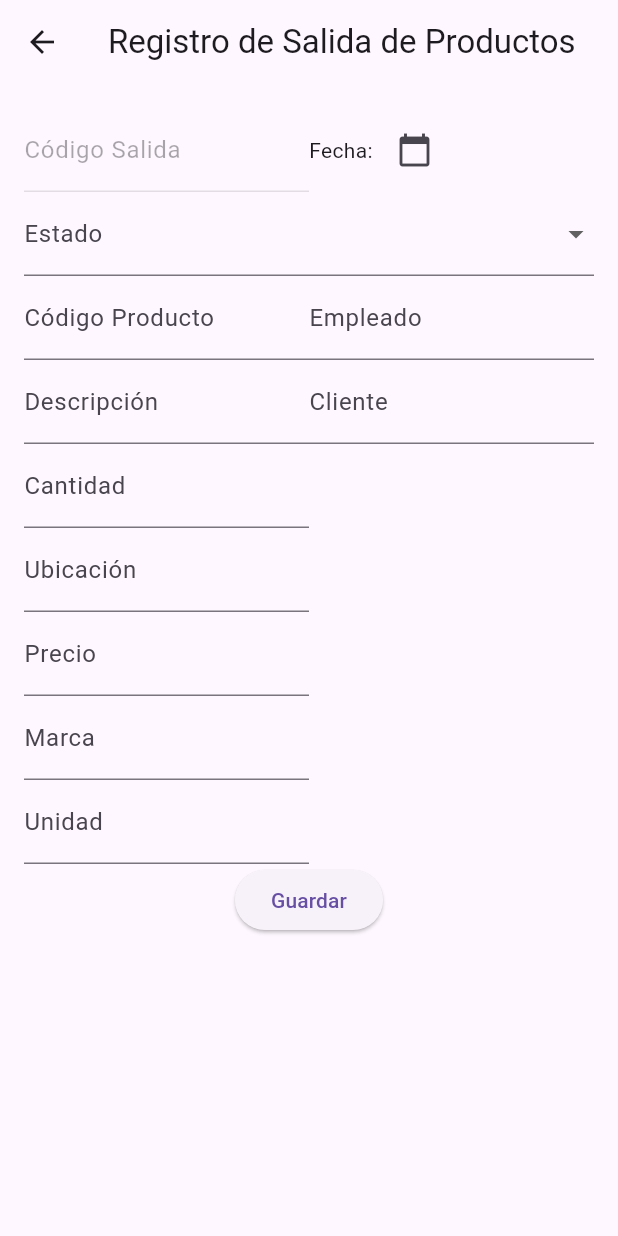
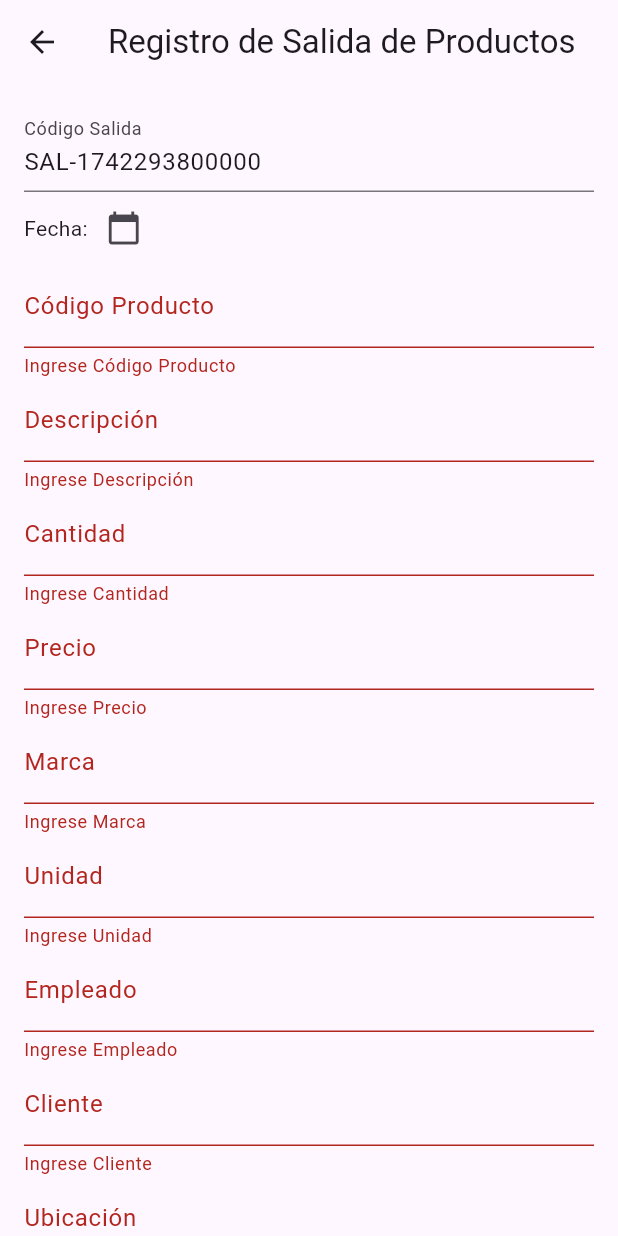
Before and after one commit to Annderx/App, a Flutter app: the RegistroSalida screen opened directly, after a tap on "Guardar", on a phone screen of 412 x 824 dp. Run offline on Flutter 3.47's test engine with Material 3 defaults, Android fonts, the phone set to English and light mode, and no system bars; our stand-ins replace pdf, printing, sqflite; accounts and stored records are empty.

Commit message:
Salida.dart

```diff
--- a/lib/Administracion/EntradaSalida/Salida.dart
+++ b/lib/Administracion/EntradaSalida/Salida.dart
@@ -1,21 +1,8 @@
 import 'package:flutter/material.dart';
-import 'package:myapp/Administracion/EntradaSalida/ClasesSalida.dart';
-import 'package:myapp/Administracion/EntradaSalida/InformeSalida.dart';
-import 'package:myapp/Administracion/EntradaSalida/salida_provider.dart';
 import 'package:provider/provider.dart';
-
-/*class SalidaProductos extends StatelessWidget {
-  const SalidaProductos({super.key});
-
-  @override
-  Widget build(BuildContext context) {
-    return Scaffold(
-      appBar: AppBar(
-        title: const Text('Salida De Productos'),
-      ),
-    );
-  }
-}*/
+import 'ClasesSalida.dart';
+import 'InformeSalida.dart';
+import 'salida_provider.dart';
 
 class RegistroSalida extends StatefulWidget {
   const RegistroSalida({super.key});
@@ -27,7 +14,6 @@ class RegistroSalida extends StatefulWidget {
 class _RegistroSalidaState extends State<RegistroSalida> {
   final _formKey = GlobalKey<FormState>();
 
-  // Controladores para los campos de texto
   final _codigoSalidaController = TextEditingController();
   final _codigoProductoController = TextEditingController();
   final _descripcionController = TextEditingController();
@@ -45,19 +31,13 @@ class _RegistroSalidaState extends State<RegistroSalida> {
   @override
   void initState() {
     super.initState();
-    _cargarDatos(); // Llama a la función para cargar los datos iniciales
+    _generarCodigoSalida();
   }
 
-  Future<void> _cargarDatos() async {
-    // Aquí puedes cargar los datos desde una base de datos o API
-    // Por ejemplo:
-    // _proveedores = await obtenerProveedores();
-
-    // Luego, actualiza el estado para que los DropdownButton se actualicen
-    setState(() {});
+  Future<void> _generarCodigoSalida() async {
+    _codigoSalidaController.text = 'SAL-${DateTime.now().millisecondsSinceEpoch}';
   }
 
-  // ignore: unused_element
   void _limpiarCasillas() {
     _codigoSalidaController.clear();
     _codigoProductoController.clear();
@@ -71,8 +51,95 @@ class _RegistroSalidaState extends State<RegistroSalida> {
     _ubicacionController.clear();
     _fecha = null;
     _estado = null;
+    setState(() {});
+  }
 
-    setState(() {}); // Actualiza el estado para limpiar la fecha
+  void _guardarSalida() {
+    if (!_formKey.currentState!.validate()) return;
+
+    final salidaProvider = Provider.of<SalidaProvider>(context, listen: false);
+
+    final nuevaSalida = Salida(
+      codigoSalida: _codigoSalidaController.text,
+      fecha: _fecha,
+      codigoProducto: _codigoProductoController.text,
+      descripcion: _descripcionController.text,
+      cantidad: int.parse(_cantidadController.text),
+      precio: double.parse(_precioController.text),
+      marca: _marcaController.text,
+      unidad: _unidadController.text,
+      empleado: _empleadoController.text,
+      cliente: _clienteController.text,
+      ubicacion: _ubicacionController.text,
+      estado: _estado!,
+    );
+
+    salidaProvider.agregarSalida(nuevaSalida);
+
+    _mostrarDialogoConfirmacion();
+  }
+
+  void _mostrarDialogoConfirmacion() {
+    showDialog(
+      context: context,
+      builder: (BuildContext context) => AlertDialog(
+        title: const Text('Salida guardada'),
+        content: const Text('¿Desea ver el informe de salidas?'),
+        actions: [
+          TextButton(
+            child: const Text('No'),
+            onPressed: () => Navigator.of(context).pop(),
+          ),
+          TextButton(
+            child: const Text('Sí'),
+            onPressed: () {
+              Navigator.of(context).pop();
+              Navigator.push(
+                context,
+                MaterialPageRoute(builder: (context) => const InformeSalidas()),
+              );
+            },
+          ),
+        ],
+      ),
+    );
+  }
+
+  Widget _buildTextField(String label, TextEditingController controller, {bool isNumeric = false}) {
+    return TextFormField(
+      controller: controller,
+      decoration: InputDecoration(labelText: label),
+      keyboardType: isNumeric ? TextInputType.number : TextInputType.text,
+      validator: (value) {
+        if (value == null || value.isEmpty) return 'Ingrese $label';
+        if (isNumeric && double.tryParse(value) == null) return 'Ingrese un número válido';
+        return null;
+      },
+    );
+  }
+
+  Widget _buildFechaSelector() {
+    return Row(
+      children: [
+        Text(
+          _fecha != null ? 'Fecha: ${_fecha!.toLocal().toString().split(' ')[0]}' : 'Fecha:',
+        ),
+        IconButton(
+          onPressed: () async {
+            final DateTime? picked = await showDatePicker(
+              context: context,
+              initialDate: DateTime.now(),
+              firstDate: DateTime(1900),
+              lastDate: DateTime.now(),
+            );
+            if (picked != null && picked != _fecha) {
+              setState(() => _fecha = picked);
+            }
+          },
+          icon: const Icon(Icons.calendar_today),
+        ),
+      ],
+    );
   }
 
   @override
@@ -86,201 +153,36 @@ class _RegistroSalidaState extends State<RegistroSalida> {
           child: Column(
             crossAxisAlignment: CrossAxisAlignment.start,
             children: [
-              // Código de salida y fecha en la misma línea
-              Row(
-                children: [
-                  Expanded(
-                    child: TextFormField(
-                      controller: _codigoSalidaController,
-                      decoration: const InputDecoration(
-                        labelText: 'Código Salida',
-                      ),
-                      enabled: false,
-                    ),
-                  ),
-                  Expanded(
-                    child: Row(
-                      children: [
-                        Text(
-                          _fecha != null
-                              ? 'Fecha: ${_fecha!.toString().split(' ')[0]}'
-                              : 'Fecha: ',
-                        ),
-                        IconButton(
-                          onPressed: () async {
-                            final DateTime? picked = await showDatePicker(
-                              context: context,
-                              initialDate: DateTime.now(),
-                              firstDate: DateTime(1900),
-                              lastDate: DateTime.now(),
-                            );
-                            if (picked != null && picked != _fecha) {
-                              setState(() {
-                                _fecha = picked;
-                              });
-                            }
-                          },
-                          icon: const Icon(Icons.calendar_today),
-                        ),
-                      ],
-                    ),
-                  ),
-                ],
-              ),
-              // Estado
+              _buildTextField('Código Salida', _codigoSalidaController),
+              _buildFechaSelector(),
+              _buildTextField('Código Producto', _codigoProductoController),
+              _buildTextField('Descripción', _descripcionController),
+              _buildTextField('Cantidad', _cantidadController, isNumeric: true),
+              _buildTextField('Precio', _precioController, isNumeric: true),
+              _buildTextField('Marca', _marcaController),
+              _buildTextField('Unidad', _unidadController),
+              _buildTextField('Empleado', _empleadoController),
+              _buildTextField('Cliente', _clienteController),
+              _buildTextField('Ubicación', _ubicacionController),
               DropdownButtonFormField<String>(
                 decoration: const InputDecoration(labelText: 'Estado'),
                 value: _estado,
-                items:
-                    ['Disponible', 'No Disponible']
-                        .map(
-                          (estado) => DropdownMenuItem<String>(
-                            value: estado,
-                            child: Text(estado),
-                          ),
-                        )
-                        .toList(),
+                items: ['Disponible', 'No Disponible']
+                    .map((estado) => DropdownMenuItem<String>(
+                          value: estado,
+                          child: Text(estado),
+                        ))
+                    .toList(),
                 onChanged: (value) {
-                  setState(() {
-                    _estado = value;
-                  });
+                  setState(() => _estado = value);
                 },
               ),
-              // Datos del producto y empleado en columnas
-              Row(
-                crossAxisAlignment: CrossAxisAlignment.start,
+              const SizedBox(height: 20),
+              Wrap(
+                spacing: 10,
                 children: [
-                  Expanded(
-                    child: Column(
-                      children: [
-                        TextFormField(
-                          controller: _codigoProductoController,
-                          decoration: const InputDecoration(
-                            labelText: 'Código Producto',
-                          ),
-                        ),
-                        TextFormField(
-                          controller: _descripcionController,
-                          decoration: const InputDecoration(
-                            labelText: 'Descripción',
-                          ),
-                        ),
-                        TextFormField(
-                          controller: _cantidadController,
-                          decoration: const InputDecoration(
-                            labelText: 'Cantidad',
-                          ),
-                        ),
-                        TextFormField(
-                          controller: _ubicacionController,
-                          decoration: const InputDecoration(
-                            labelText: 'Ubicación',
-                          ),
-                        ),
-                        TextFormField(
-                          controller: _precioController,
-                          decoration: const InputDecoration(
-                            labelText: 'Precio',
-                          ),
-                        ),
-                        TextFormField(
-                          controller: _marcaController,
-                          decoration: const InputDecoration(labelText: 'Marca'),
-                        ),
-                        TextFormField(
-                          controller: _unidadController,
-                          decoration: const InputDecoration(
-                            labelText: 'Unidad',
-                          ),
-                        ),
-                      ],
-                    ),
-                  ),
-                  Expanded(
-                    child: Column(
-                      children: [
-                        TextFormField(
-                          controller: _empleadoController,
-                          decoration: const InputDecoration(
-                            labelText: 'Empleado',
-                          ),
-                        ),
-                        TextFormField(
-                          controller: _clienteController,
-                          decoration: const InputDecoration(
-                            labelText: 'Cliente',
-                          ),
-                        ),
-                      ],
-                    ),
-                  ),
-                ],
-              ),
-              // Botones en la misma línea
-              Row(
-                mainAxisAlignment: MainAxisAlignment.spaceAround,
-                children: [
-                  ElevatedButton(
-                    onPressed: () {
-                      if (_formKey.currentState!.validate()) {
-                        final salidaProvider = Provider.of<SalidaProvider>(
-                          context,
-                          listen: false,
-                        );
-
-                        final nuevaSalida = Salida(
-                          codigoSalida: _codigoSalidaController.text,
-                          fecha: _fecha,
-                          codigoProducto: _codigoProductoController.text,
-                          descripcion: _descripcionController.text,
-                          cantidad: _cantidadController.text,
-                          precio: _precioController.text,
-                          marca: _marcaController.text,
-                          unidad: _unidadController.text,
-                          empleado: _empleadoController.text,
-                          cliente: _clienteController.text,
-                          ubicacion: _ubicacionController.text,
-                          estado: _estado!,
-                        );
-
-                        salidaProvider.agregarSalida(nuevaSalida);
-
-                        // Mostrar un diálogo
-                        showDialog(
-                          context: context,
-                          builder: (BuildContext context) {
-                            return AlertDialog(
-                              title: const Text('Salida guardada'),
-                              content: const Text(
-                                '¿Desea ver el informe de entradas y salidas?',
-                              ),
-                              actions: <Widget>[
-                                TextButton(
-                                  child: const Text('No'),
-                                  onPressed: () {
-                                    Navigator.of(context).pop();
-                                  },
-                                ),
-                                TextButton(
-                                  child: const Text('Sí'),
-                                  onPressed: () {
-                                    Navigator.of(context).pop();
-                                    Navigator.push(
-                                      context,
-                                      MaterialPageRoute(
-                                        builder: (context) => InformeSalidas(),
-                                      ),
-                                    );
-                                  },
-                                ),
-                              ],
-                            );
-                          },
-                        );
-                      }
-                    },
-                    child: const Text('Guardar'),
-                  ),
+                  ElevatedButton(onPressed: _guardarSalida, child: const Text('Guardar')),
+                  ElevatedButton(onPressed: _limpiarCasillas, child: const Text('Limpiar')),
                 ],
               ),
             ],
```
